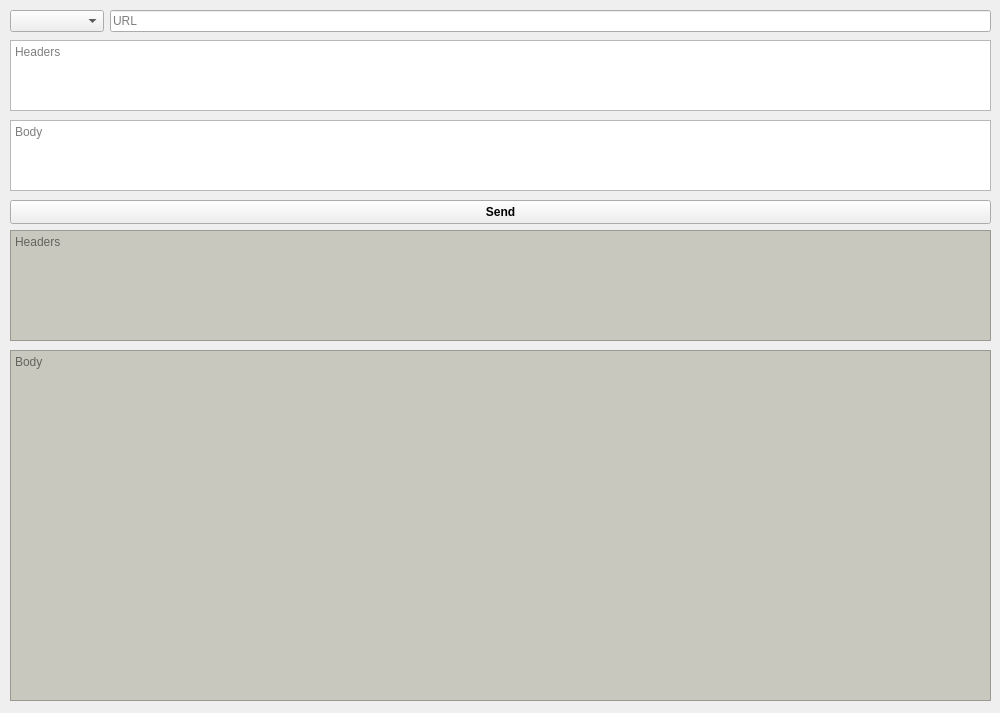
Old version of the form mainwindow.ui in the repository kachamkin/curl.
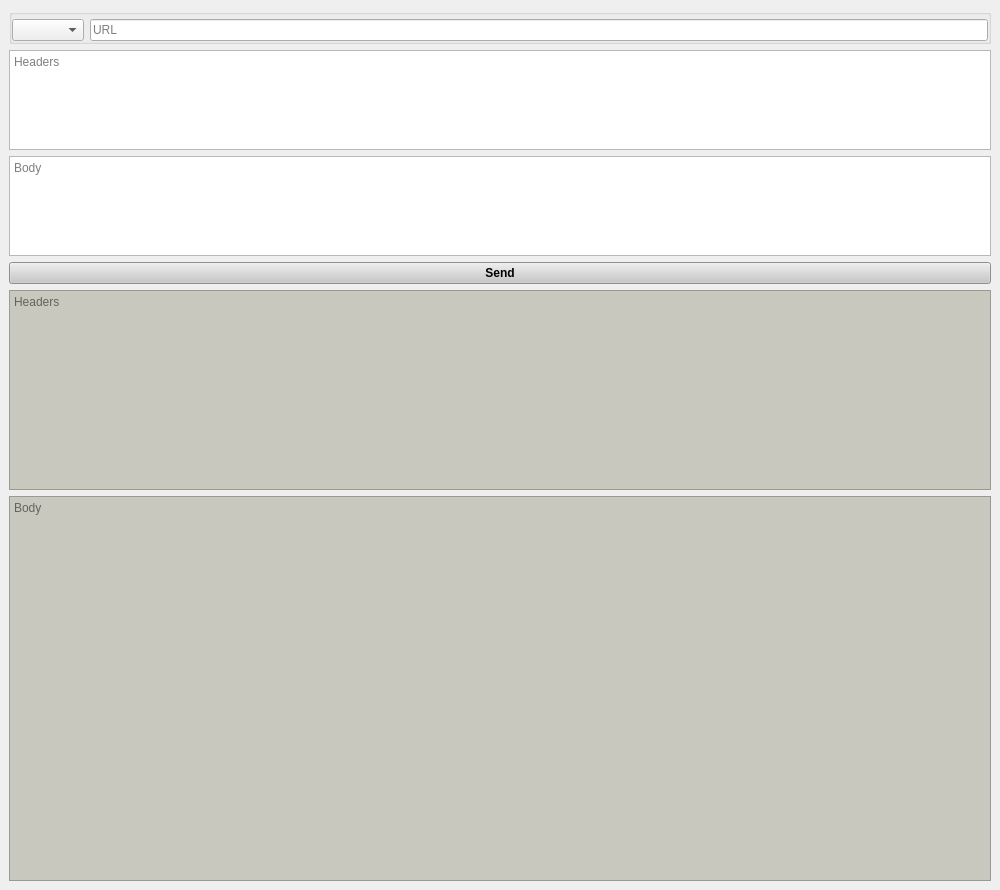
New version of the form. Icons and pictures are not drawn.

Patch:
```diff
--- a/mainwindow.ui
+++ b/mainwindow.ui
@@ -7,24 +7,24 @@
     <x>0</x>
     <y>0</y>
     <width>1000</width>
-    <height>713</height>
+    <height>890</height>
    </rect>
   </property>
   <property name="sizePolicy">
-   <sizepolicy hsizetype="Fixed" vsizetype="Fixed">
+   <sizepolicy hsizetype="Expanding" vsizetype="Expanding">
     <horstretch>0</horstretch>
     <verstretch>0</verstretch>
    </sizepolicy>
   </property>
   <property name="minimumSize">
    <size>
-    <width>1000</width>
+    <width>0</width>
     <height>0</height>
    </size>
   </property>
   <property name="maximumSize">
    <size>
-    <width>1000</width>
+    <width>16777215</width>
     <height>16777215</height>
    </size>
   </property>
@@ -36,15 +36,45 @@
     <normaloff>7221436_reasonably_small.gif</normaloff>7221436_reasonably_small.gif</iconset>
   </property>
   <widget class="QWidget" name="centralwidget">
+   <layout class="QVBoxLayout" name="verticalLayout">
+    <item>
+     <widget class="QGroupBox" name="groupBox">
+      <property name="sizePolicy">
+       <sizepolicy hsizetype="Expanding" vsizetype="Fixed">
+        <horstretch>0</horstretch>
+        <verstretch>0</verstretch>
+       </sizepolicy>
+      </property>
+      <property name="minimumSize">
+       <size>
+        <width>0</width>
+        <height>25</height>
+       </size>
+      </property>
+      <property name="autoFillBackground">
+       <bool>false</bool>
+      </property>
+      <property name="title">
+       <string/>
+      </property>
+      <property name="flat">
+       <bool>false</bool>
+      </property>
+      <layout class="QHBoxLayout" name="horizontalLayout">
+       <property name="leftMargin">
+        <number>0</number>
+       </property>
+       <property name="topMargin">
+        <number>4</number>
+       </property>
+       <property name="rightMargin">
+        <number>0</number>
+       </property>
+       <property name="bottomMargin">
+        <number>0</number>
+       </property>
+       <item>
    <widget class="QComboBox" name="Type">
-    <property name="geometry">
-     <rect>
-      <x>10</x>
-      <y>10</y>
-      <width>94</width>
-      <height>22</height>
-     </rect>
-    </property>
     <property name="sizePolicy">
      <sizepolicy hsizetype="Fixed" vsizetype="Fixed">
       <horstretch>0</horstretch>
@@ -61,15 +91,9 @@
      <string/>
     </property>
    </widget>
+       </item>
+       <item>
    <widget class="QLineEdit" name="URL">
-    <property name="geometry">
-     <rect>
-      <x>110</x>
-      <y>10</y>
-      <width>881</width>
-      <height>22</height>
-     </rect>
-    </property>
     <property name="sizePolicy">
      <sizepolicy hsizetype="Expanding" vsizetype="Fixed">
       <horstretch>0</horstretch>
@@ -86,41 +110,44 @@
      <string>URL</string>
     </property>
    </widget>
+       </item>
+      </layout>
+     </widget>
+    </item>
+    <item>
    <widget class="QTextEdit" name="RequestHeaders">
-    <property name="geometry">
-     <rect>
-      <x>10</x>
-      <y>40</y>
-      <width>981</width>
-      <height>71</height>
-     </rect>
+      <property name="sizePolicy">
+       <sizepolicy hsizetype="Expanding" vsizetype="Fixed">
+        <horstretch>0</horstretch>
+        <verstretch>0</verstretch>
+       </sizepolicy>
+      </property>
+      <property name="maximumSize">
+       <size>
+        <width>16777215</width>
+        <height>100</height>
+       </size>
     </property>
     <property name="placeholderText">
      <string>Headers</string>
     </property>
    </widget>
+    </item>
+    <item>
    <widget class="QTextEdit" name="RequestBody">
-    <property name="geometry">
-     <rect>
-      <x>10</x>
-      <y>120</y>
-      <width>981</width>
-      <height>71</height>
-     </rect>
+      <property name="maximumSize">
+       <size>
+        <width>16777215</width>
+        <height>100</height>
+       </size>
     </property>
     <property name="placeholderText">
      <string>Body</string>
     </property>
    </widget>
+    </item>
+    <item>
    <widget class="QPushButton" name="Send">
-    <property name="geometry">
-     <rect>
-      <x>10</x>
-      <y>200</y>
-      <width>981</width>
-      <height>24</height>
-     </rect>
-    </property>
     <property name="font">
      <font>
       <bold>true</bold>
@@ -129,6 +156,9 @@
     <property name="cursor">
      <cursorShape>PointingHandCursor</cursorShape>
     </property>
+      <property name="styleSheet">
+       <string notr="true">background-color: rgb(200, 200, 200);</string>
+      </property>
     <property name="text">
      <string>Send</string>
     </property>
@@ -136,36 +166,17 @@
      <bool>false</bool>
     </property>
    </widget>
-   <widget class="QTextEdit" name="ResponseBody">
-    <property name="enabled">
-     <bool>true</bool>
-    </property>
-    <property name="geometry">
-     <rect>
-      <x>10</x>
-      <y>350</y>
-      <width>981</width>
-      <height>351</height>
-     </rect>
-    </property>
-    <property name="styleSheet">
-     <string notr="true">background-color: rgb(200, 200, 190);</string>
-    </property>
-    <property name="placeholderText">
-     <string>Body</string>
-    </property>
-   </widget>
+    </item>
+    <item>
    <widget class="QTextEdit" name="ResponseHeaders">
     <property name="enabled">
      <bool>true</bool>
     </property>
-    <property name="geometry">
-     <rect>
-      <x>10</x>
-      <y>230</y>
-      <width>981</width>
-      <height>111</height>
-     </rect>
+      <property name="maximumSize">
+       <size>
+        <width>16777215</width>
+        <height>200</height>
+       </size>
     </property>
     <property name="styleSheet">
      <string notr="true">background-color: rgb(200, 200, 190);</string>
@@ -174,6 +185,21 @@
      <string>Headers</string>
     </property>
    </widget>
+    </item>
+    <item>
+     <widget class="QTextEdit" name="ResponseBody">
+      <property name="enabled">
+       <bool>true</bool>
+      </property>
+      <property name="styleSheet">
+       <string notr="true">background-color: rgb(200, 200, 190);</string>
+      </property>
+      <property name="placeholderText">
+       <string>Body</string>
+      </property>
+     </widget>
+    </item>
+   </layout>
   </widget>
  </widget>
  <resources/>
```
Lines whose indentation alone changed are shown as unchanged.
